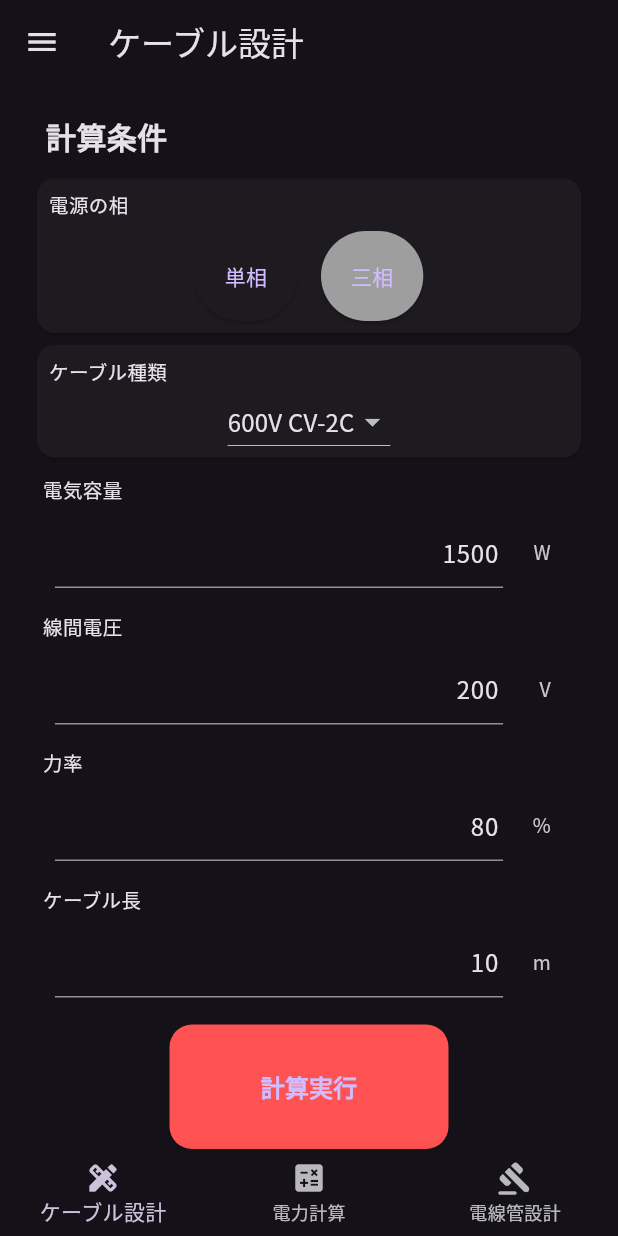
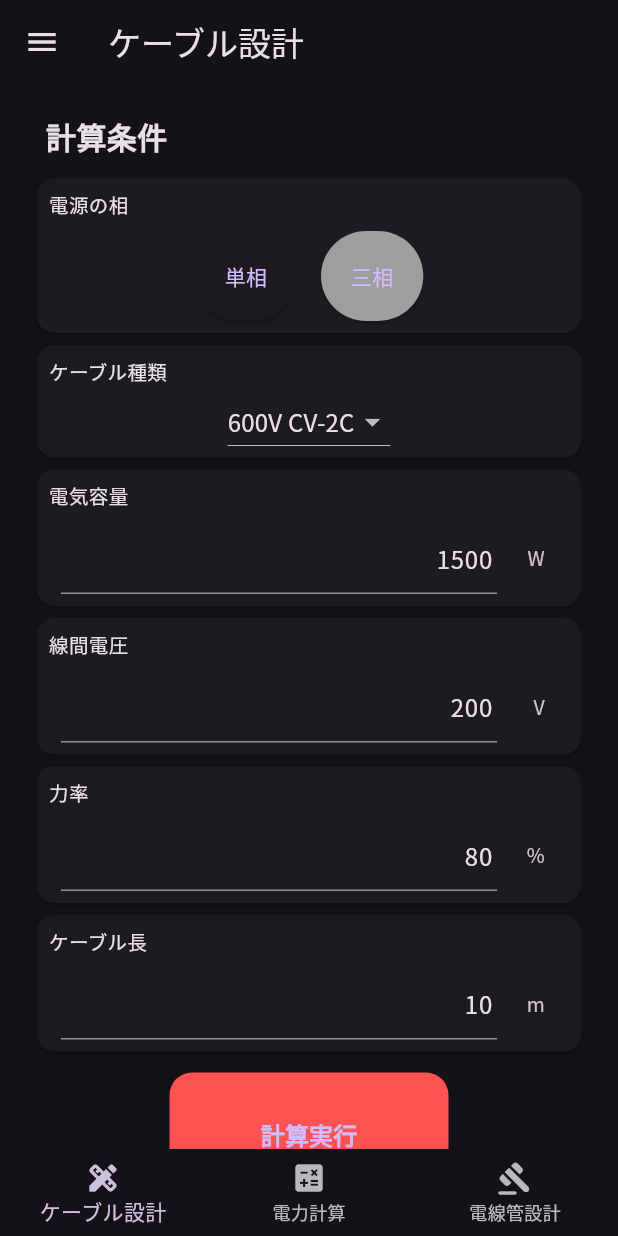
Before and after one commit to snova301/elec_calculator, a Flutter app: the screen it shows after launch, after a tap on "計算画面へ", on a phone screen of 412 x 824 dp. Run offline on Flutter 3.47's test engine with Material 2 defaults, Android fonts, the phone set to English and light mode, and no system bars; our stand-ins replace firebase_core, firebase_crashlytics, flutter_riverpod, freezed_annotation, shared_preferences; accounts and stored records are empty; generated files the repository leaves out were written again.

Commit message:
change CableDesignInProvider method

```diff
--- a/lib/main.dart
+++ b/lib/main.dart
@@ -112,7 +112,7 @@ class MyAppState extends ConsumerState<MyApp> {
   Widget build(BuildContext context) {
     final isDarkmode = ref.watch(isDarkmodeProvider.state).state;
     print(ref.watch(cableDesignOutProvider).cableSize);
-    ref.read(cableDesignOutProvider.notifier).run();
+    // ref.read(cableDesignOutProvider.notifier).run();
     print(ref.watch(cableDesignOutProvider).cableSize);
     // print('phase : ${ref.watch(cableDesignInProvider).phase}');
 
--- a/lib/src/view/calc_cable_design_page.dart
+++ b/lib/src/view/calc_cable_design_page.dart
@@ -1,3 +1,4 @@
+import 'package:elec_facility_calc/src/viewmodel/state_manager.dart';
 import 'package:flutter/material.dart';
 import 'package:flutter_riverpod/flutter_riverpod.dart';
 import 'package:elec_facility_calc/main.dart';
@@ -14,6 +15,7 @@ class ListViewCableDesign extends ConsumerWidget {
 
   @override
   Widget build(BuildContext context, WidgetRef ref) {
+    print(ref.watch(cableDesignInProvider).elecOut);
     return ListView(
       padding: EdgeInsets.fromLTRB(listViewPadding, 10, listViewPadding, 10),
       children: <Widget>[
@@ -25,30 +27,32 @@ class ListViewCableDesign extends ConsumerWidget {
           title: '電気容量',
           unit: 'W',
           message: '整数のみ',
-          provider: cableDesignElecOutProvider,
+          controller: ref.watch(cableDesignInProvider).elecOut,
         ),
         InputTextCard(
           title: '線間電圧',
           unit: 'V',
           message: '整数のみ',
-          provider: cableDesignVoltProvider,
+          controller: ref.watch(cableDesignInProvider).volt,
         ),
         InputTextCard(
           title: '力率',
           unit: '%',
           message: '整数のみ',
-          provider: cableDesignCosFaiProvider,
+          controller: ref.watch(cableDesignInProvider).cosfai,
         ),
         InputTextCard(
           title: 'ケーブル長',
           unit: 'm',
           message: '整数のみ',
-          provider: cableDesignCableLenProvider,
+          controller: ref.watch(cableDesignInProvider).cableLength,
         ),
 
         /// 計算実行ボタン
         RunElevatedButton(
-            paddingSize: blockWidth, provider: cableDesignCosFaiProvider),
+            paddingSize: blockWidth,
+            provider: ref.watch(cableDesignInProvider).cosfai),
+        // paddingSize: blockWidth, provider: cableDesignCosFaiProvider),
 
         /// 結果表示
         const SeparateText(title: '計算結果'),
@@ -77,3 +81,50 @@ class ListViewCableDesign extends ConsumerWidget {
     );
   }
 }
+
+/// ケーブル種類選択widget
+class CableDeignSelectCableType extends ConsumerWidget {
+  const CableDeignSelectCableType({Key? key}) : super(key: key);
+
+  @override
+  Widget build(BuildContext context, WidgetRef ref) {
+    return Card(
+      child: Column(
+        crossAxisAlignment: CrossAxisAlignment.start,
+        children: <Widget>[
+          Container(
+            margin: const EdgeInsets.fromLTRB(8, 8, 0, 0),
+            child: const Tooltip(
+              message: 'ドロップダウンから選択してください',
+              child: Text(
+                'ケーブル種類',
+                style: TextStyle(
+                  fontSize: 13,
+                ),
+              ),
+            ),
+          ),
+          Align(
+            alignment: Alignment.center,
+            child: DropdownButton(
+              value: ref.watch(cableDesignInProvider).cableType,
+              items: <String>['600V CV-2C', '600V CV-3C', '600V CVT', 'IV']
+                  .map<DropdownMenuItem<String>>((String value) {
+                return DropdownMenuItem<String>(
+                  alignment: AlignmentDirectional.centerStart,
+                  value: value,
+                  child: Text(value),
+                );
+              }).toList(),
+              onChanged: (String? value) {
+                ref
+                    .read(cableDesignInProvider.notifier)
+                    .cableTypeUpdate(value!);
+              },
+            ),
+          ),
+        ],
+      ),
+    );
+  }
+}
--- a/lib/src/view/calc_page.dart
+++ b/lib/src/view/calc_page.dart
@@ -210,69 +210,24 @@ class PhaseSelectCard extends ConsumerWidget {
   }
 }
 
-/// ケーブル種類選択widget
-class CableDeignSelectCableType extends ConsumerWidget {
-  const CableDeignSelectCableType({Key? key}) : super(key: key);
-
-  @override
-  Widget build(BuildContext context, WidgetRef ref) {
-    return Card(
-      child: Column(
-        crossAxisAlignment: CrossAxisAlignment.start,
-        children: <Widget>[
-          Container(
-            margin: const EdgeInsets.fromLTRB(8, 8, 0, 0),
-            child: const Tooltip(
-              message: 'ドロップダウンから選択してください',
-              child: Text(
-                'ケーブル種類',
-                style: TextStyle(
-                  fontSize: 13,
-                ),
-              ),
-            ),
-          ),
-          Align(
-            alignment: Alignment.center,
-            child: DropdownButton(
-              value: ref.watch(cableDesignCableTypeProvider),
-              items: <String>['600V CV-2C', '600V CV-3C', '600V CVT', 'IV']
-                  .map<DropdownMenuItem<String>>((String value) {
-                return DropdownMenuItem<String>(
-                  alignment: AlignmentDirectional.centerStart,
-                  value: value,
-                  child: Text(value),
-                );
-              }).toList(),
-              onChanged: (String? value) {
-                ref.read(cableDesignCableTypeProvider.state).state = value!;
-              },
-            ),
-          ),
-        ],
-      ),
-    );
-  }
-}
-
 /// 入力用のwidget
 class InputTextCard extends ConsumerWidget {
   final String title;
   final String unit;
   final String message;
-  final StateProvider<TextEditingController> provider;
+  final TextEditingController controller;
 
   const InputTextCard({
     Key? key,
     required this.title,
     required this.unit,
     required this.message,
-    required this.provider,
+    required this.controller,
   }) : super(key: key);
 
   @override
   Widget build(BuildContext context, WidgetRef ref) {
-    return Align(
+    return Card(
       child: Column(
         crossAxisAlignment: CrossAxisAlignment.start,
         children: <Widget>[
@@ -287,7 +242,8 @@ class InputTextCard extends ConsumerWidget {
                   fontSize: 13,
                 ),
               ),
-              )),
+            ),
+          ),
           ListTile(
             trailing: Text(
               unit,
@@ -296,7 +252,7 @@ class InputTextCard extends ConsumerWidget {
               ),
             ),
             title: TextField(
-              controller: ref.watch(provider),
+              controller: controller,
               textAlign: TextAlign.right,
               keyboardType: TextInputType.number,
               inputFormatters: [FilteringTextInputFormatter.digitsOnly],
@@ -311,7 +267,8 @@ class InputTextCard extends ConsumerWidget {
 /// 実行ボタンのWidget
 class RunElevatedButton extends ConsumerWidget {
   final double paddingSize;
-  final StateProvider<TextEditingController> provider;
+  final TextEditingController provider;
+  // final StateProvider<TextEditingController> provider;
 
   const RunElevatedButton({
     Key? key,
@@ -326,7 +283,8 @@ class RunElevatedButton extends ConsumerWidget {
       margin: EdgeInsets.fromLTRB(paddingSize, 0, paddingSize, 0),
       child: ElevatedButton(
         onPressed: () {
-          CalcLogic(ref).isCosFaiCorrect(ref.read(provider).text)
+          CalcLogic(ref).isCosFaiCorrect(provider.text)
+              // CalcLogic(ref).isCosFaiCorrect(ref.read(provider).text)
               ? CalcLogic(ref).selectButtonRun()
               : showDialog<void>(
                   context: context,
@@ -368,7 +326,7 @@ class OutputTextCard extends ConsumerWidget {
 
   @override
   Widget build(BuildContext context, WidgetRef ref) {
-    return Align(
+    return Card(
       child: Column(
         crossAxisAlignment: CrossAxisAlignment.start,
         children: <Widget>[
```
Also changed, not shown: lib/src/view/calc_elec_power_page.dart (+43 -43 lines), lib/src/viewmodel/calc_logic.dart (+8 -4 lines), lib/src/viewmodel/state_manager.dart (+46 -27 lines). Lines whose indentation alone changed are shown as unchanged.
